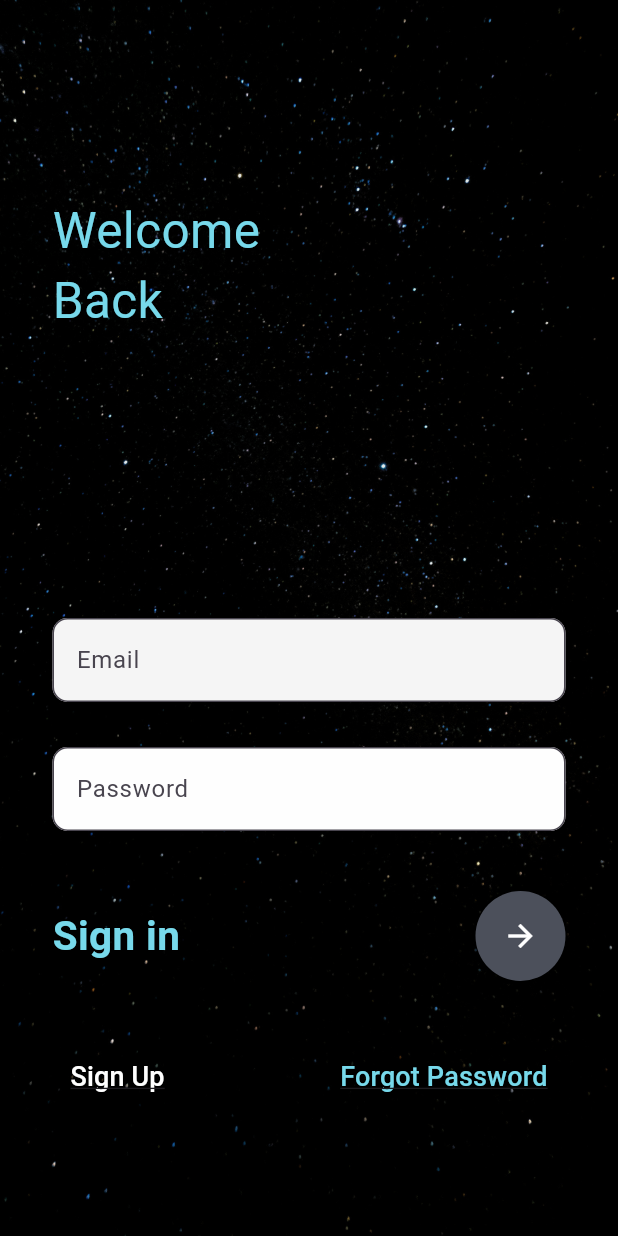
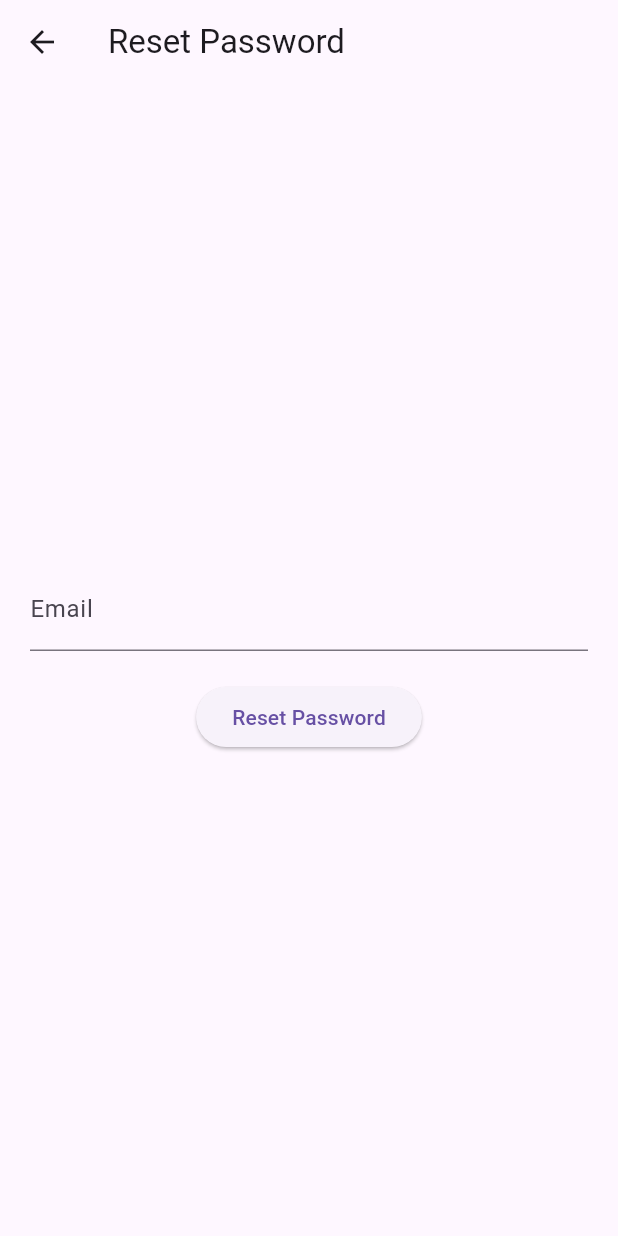
Before and after one commit to ks-saurabh/EV_station, a Flutter app: the screen it shows after launch, after a tap on "Forgot Password", on a phone screen of 412 x 824 dp. Run offline on Flutter 3.47's test engine with Material 3 defaults, Android fonts, the phone set to English and light mode, and no system bars; our stand-ins replace firebase_auth, firebase_core, geolocator, google_maps_flutter; accounts and stored records are empty; generated files the repository leaves out were written again.

Commit message:
adding reset pass

```diff
--- a/log_in/lib/login.dart
+++ b/log_in/lib/login.dart
@@ -142,7 +142,10 @@ class _MyLoginState extends State<MyLogin> {
                                 style: ButtonStyle(),
                               ),
                               TextButton(
-                                  onPressed: () {},
+                                  onPressed: () {
+                                     Navigator.pushNamed(context, 'resetPassword')  ;
+
+                                  },
                                   child: Text(
                                     AppLocalizations.of(context)!.fpassword,
                                     style: TextStyle(
--- a/log_in/lib/main.dart
+++ b/log_in/lib/main.dart
@@ -10,6 +10,7 @@ import 'package:firebase_auth/firebase_auth.dart';
 import 'package:flutter_gen/gen_l10n/app_localizations.dart';
 import 'package:log_in/splash_screen.dart';
 import 'package:log_in/mapPage.dart';
+import 'package:log_in/resetPassword.dart';
 
 void main() async {
   WidgetsFlutterBinding.ensureInitialized();
@@ -24,6 +25,7 @@ void main() async {
       'splash_screen': (context) => Mysplash(),
       'flutter': (context) => HomePage(title: 'flutter'),
       'map': (context)=> SimpleMap(),
+      'resetPassword':(context) => ResetPasswordPage(),
     },
     supportedLocales: L10n.all,
     localizationsDelegates: [
--- a/log_in/lib/mapPage.dart
+++ b/log_in/lib/mapPage.dart
@@ -61,8 +61,10 @@ class _SimpleMapState extends State<SimpleMap> {
       myMarker.add(Marker(
           markerId: MarkerId('Second'),
           position: LatLng(value.latitude, value.longitude),
+
           infoWindow: const InfoWindow(
-            title: 'My Current Location',
+            title: 'Current Location',
+
           )));
       CameraPosition cameraPosition = CameraPosition(
         target: LatLng(value.latitude, value.longitude),
--- /dev/null
+++ b/log_in/lib/resetPassword.dart
@@ -0,0 +1,57 @@
+import 'package:flutter/material.dart';
+import 'package:firebase_auth/firebase_auth.dart';
+import 'package:log_in/ui_helper.dart';
+class ResetPasswordPage extends StatefulWidget {
+  @override
+  _ResetPasswordPageState createState() => _ResetPasswordPageState();
+}
+
+class _ResetPasswordPageState extends State<ResetPasswordPage> {
+  final TextEditingController _emailController = TextEditingController();
+
+  resetPassword (String email  ) async{
+
+    try {
+    await FirebaseAuth.instance.sendPasswordResetEmail(email: email).then((value) =>
+     UiHelper.customAlertBox(context, "Recovery E-mail sent to  $email"),
+    // how to move to login page after thisssss.
+
+    );}
+      on FirebaseAuthException catch (ex) {
+        return UiHelper.customAlertBox(context, ex.code.toString());
+      }
+
+   }
+
+  @override
+  Widget build(BuildContext context) {
+    return Scaffold(
+      appBar: AppBar(
+        title: Text('Reset Password'),
+      ),
+      body: Padding(
+        padding: EdgeInsets.all(20.0),
+        child: Column(
+          mainAxisAlignment: MainAxisAlignment.center,
+          children: <Widget>[
+            TextField(
+              controller: _emailController,
+              decoration: InputDecoration(
+                labelText: 'Email',
+              ),
+            ),
+            SizedBox(height: 20.0),
+            ElevatedButton(
+               onPressed: (){
+                String email=_emailController.text.toString();
+                   resetPassword(email) ;
+
+                },
+              child: Text('Reset Password'),
+            ),
+          ],
+        ),
+      ),
+    );
+  }
+}
```
Also changed, not shown: log_in/lib/register.dart (+16 -3 lines), log_in/pubspec.lock.
